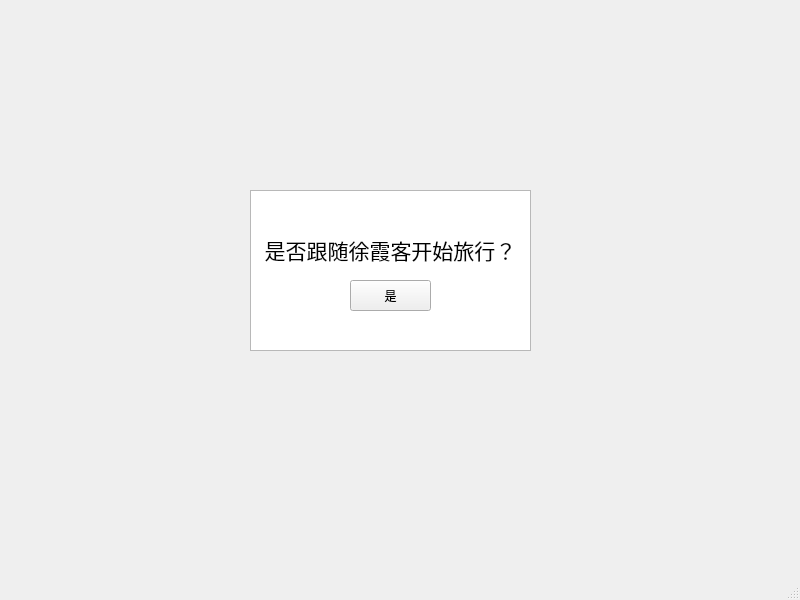
This is scene.ui in Kylix10/c- as Qt 5 draws it before an edit. The edited form follows.
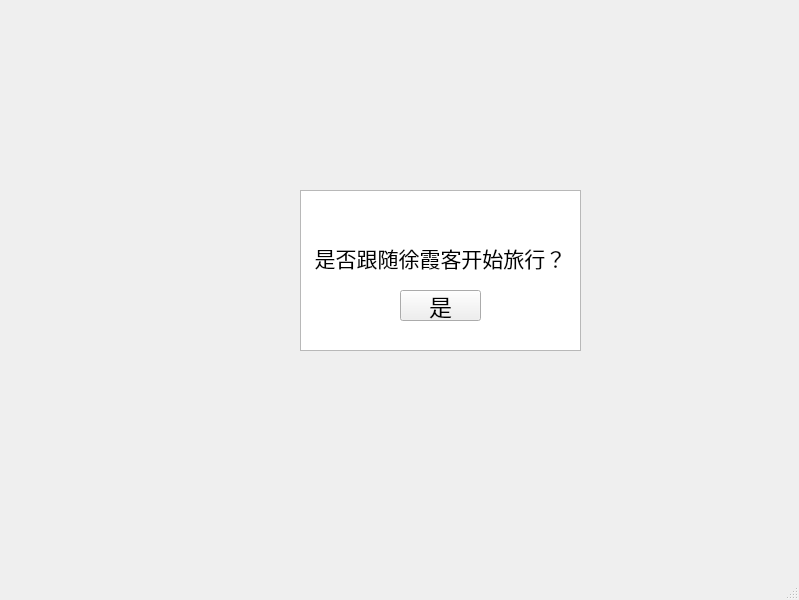
This is the edited form. Icons and pictures are not drawn.

Commit message: scene-finish

Patch:
```diff
--- a/scene.ui
+++ b/scene.ui
@@ -6,23 +6,47 @@
    <rect>
     <x>0</x>
     <y>0</y>
-    <width>800</width>
+    <width>799</width>
     <height>600</height>
    </rect>
   </property>
+  <property name="font">
+   <font>
+    <family>隶书</family>
+   </font>
+  </property>
   <property name="windowTitle">
    <string>Scene</string>
   </property>
+  <property name="styleSheet">
+   <string notr="true">background-image: url(:/new/prefix1/res/dialogue_back.png);</string>
+  </property>
   <widget class="QWidget" name="centralwidget">
+   <property name="font">
+    <font>
+     <family>隶书</family>
+    </font>
+   </property>
    <widget class="QTextBrowser" name="textBrowser">
     <property name="geometry">
      <rect>
-      <x>250</x>
+      <x>300</x>
       <y>190</y>
       <width>281</width>
       <height>161</height>
      </rect>
     </property>
+    <property name="font">
+     <font>
+      <family>隶书</family>
+      <pointsize>12</pointsize>
+      <italic>false</italic>
+      <bold>false</bold>
+     </font>
+    </property>
+    <property name="styleSheet">
+     <string notr="true">font: 12pt &quot;隶书&quot;;</string>
+    </property>
     <property name="html">
      <string>&lt;!DOCTYPE HTML PUBLIC &quot;-//W3C//DTD HTML 4.0//EN&quot; &quot;http://www.w3.org/TR/REC-html40/strict.dtd&quot;&gt;
 &lt;html&gt;&lt;head&gt;&lt;meta name=&quot;qrichtext&quot; content=&quot;1&quot; /&gt;&lt;meta charset=&quot;utf-8&quot; /&gt;&lt;style type=&quot;text/css&quot;&gt;
@@ -30,21 +54,27 @@
 hr { height: 1px; border-width: 0; }
 li.unchecked::marker { content: &quot;\2610&quot;; }
 li.checked::marker { content: &quot;\2612&quot;; }
-&lt;/style&gt;&lt;/head&gt;&lt;body style=&quot; font-family:'Microsoft YaHei UI'; font-size:9pt; font-weight:400; font-style:normal;&quot;&gt;
-&lt;p align=&quot;center&quot; style=&quot;-qt-paragraph-type:empty; margin-top:0px; margin-bottom:0px; margin-left:0px; margin-right:0px; -qt-block-indent:0; text-indent:0px;&quot;&gt;&lt;br /&gt;&lt;/p&gt;
-&lt;p align=&quot;center&quot; style=&quot;-qt-paragraph-type:empty; margin-top:0px; margin-bottom:0px; margin-left:0px; margin-right:0px; -qt-block-indent:0; text-indent:0px; font-size:16pt;&quot;&gt;&lt;br /&gt;&lt;/p&gt;
+&lt;/style&gt;&lt;/head&gt;&lt;body style=&quot; font-family:'隶书'; font-size:12pt; font-weight:400; font-style:normal;&quot;&gt;
+&lt;p align=&quot;center&quot; style=&quot;-qt-paragraph-type:empty; margin-top:0px; margin-bottom:0px; margin-left:0px; margin-right:0px; -qt-block-indent:0; text-indent:0px; font-family:'Microsoft YaHei UI'; font-size:9pt;&quot;&gt;&lt;br /&gt;&lt;/p&gt;
+&lt;p align=&quot;center&quot; style=&quot;-qt-paragraph-type:empty; margin-top:0px; margin-bottom:0px; margin-left:0px; margin-right:0px; -qt-block-indent:0; text-indent:0px; font-family:'Microsoft YaHei UI'; font-size:16pt;&quot;&gt;&lt;br /&gt;&lt;/p&gt;
 &lt;p align=&quot;center&quot; style=&quot; margin-top:0px; margin-bottom:0px; margin-left:0px; margin-right:0px; -qt-block-indent:0; text-indent:0px;&quot;&gt;&lt;span style=&quot; font-size:16pt;&quot;&gt;是否跟随徐霞客开始旅行？&lt;/span&gt;&lt;/p&gt;&lt;/body&gt;&lt;/html&gt;</string>
     </property>
    </widget>
    <widget class="QPushButton" name="Yesbtn">
     <property name="geometry">
      <rect>
-      <x>350</x>
-      <y>280</y>
+      <x>400</x>
+      <y>290</y>
       <width>81</width>
       <height>31</height>
      </rect>
     </property>
+    <property name="font">
+     <font>
+      <family>隶书</family>
+      <pointsize>17</pointsize>
+     </font>
+    </property>
     <property name="text">
      <string>是</string>
     </property>
@@ -60,7 +90,13 @@
     </rect>
    </property>
   </widget>
-  <widget class="QStatusBar" name="statusbar"/>
+  <widget class="QStatusBar" name="statusbar">
+   <property name="font">
+    <font>
+     <family>隶书</family>
+    </font>
+   </property>
+  </widget>
  </widget>
  <resources/>
  <connections/>
```
Left out of the diff: 9 changed lines with no effect on the pictures. The commit also changes 285 other files.
